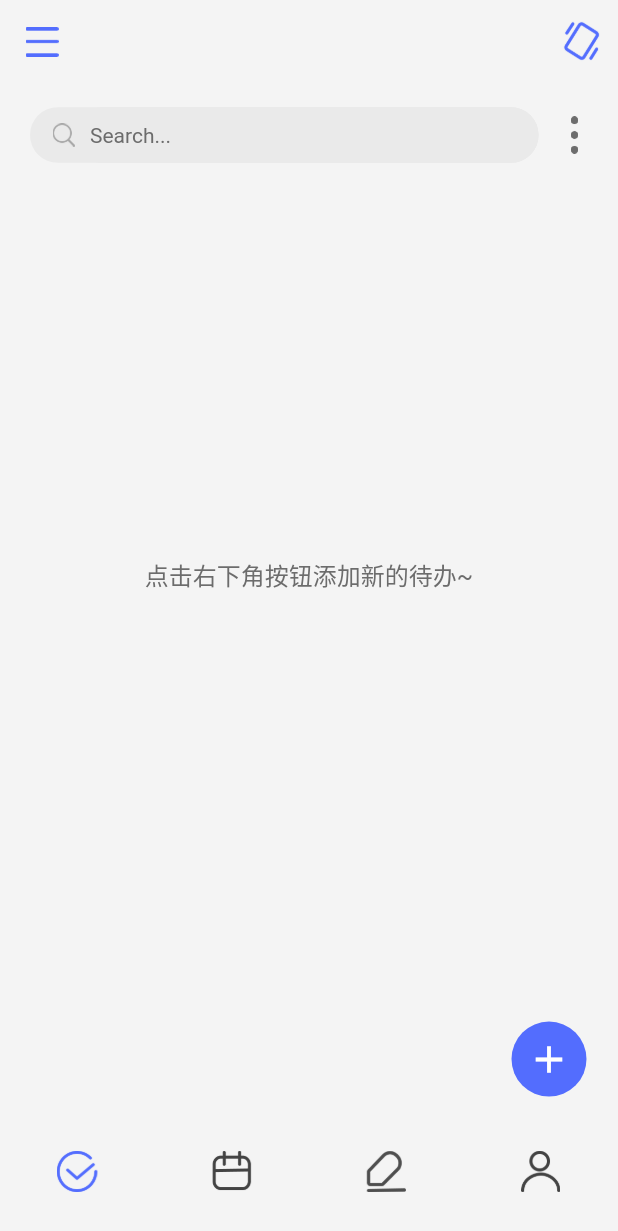
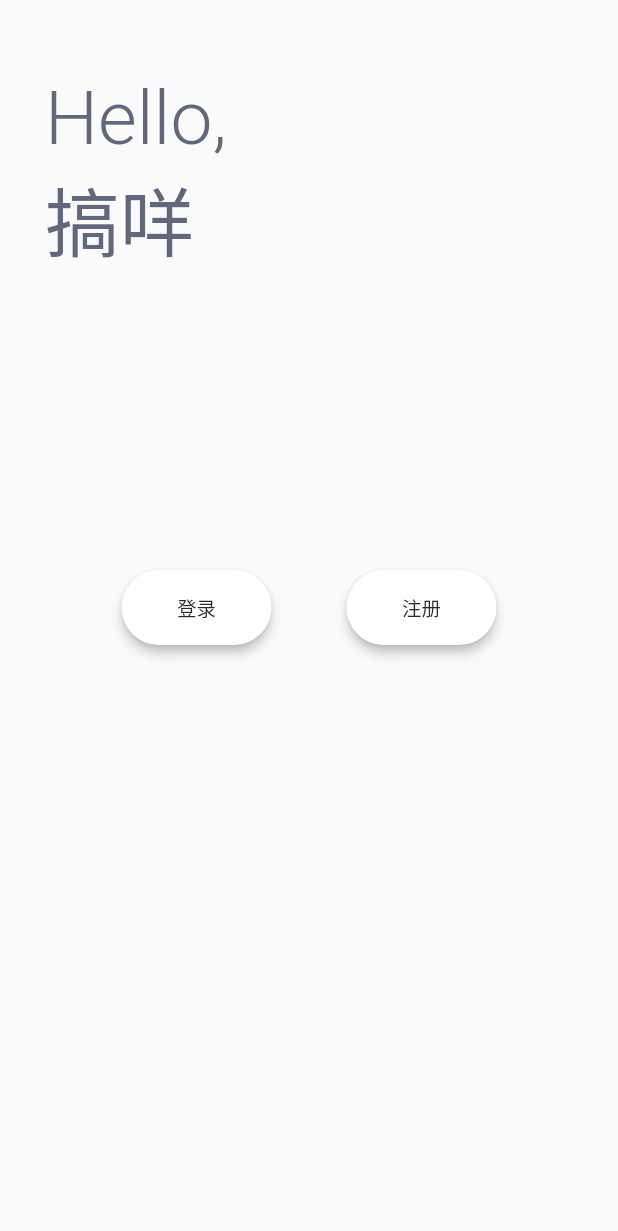
Before and after one commit to pushinl/Todo_Flutter, a Flutter app: the screen it shows after launch, on a phone screen of 412 x 824 dp. Shown: the top 1231 px of the screen. Run offline on Flutter 3.47's test engine with Material 2 defaults, Android fonts, the phone set to English and light mode, and no system bars; our stand-ins replace dio, sensors, sqflite, table_calendar, toast, vibration; missing offline and left inert: flutter_picker, r_calendar; accounts and stored records are empty.

Commit message:
[fix] 强制登陆，接口没有（）

```diff
--- a/lib/main.dart
+++ b/lib/main.dart
@@ -2,6 +2,8 @@ import 'package:flutter/cupertino.dart';
 import 'package:flutter/material.dart';
 import 'package:flutter_localizations/flutter_localizations.dart';
 import 'package:todo_flutter/bean/user_bean_entity.dart';
+import 'package:todo_flutter/pages/loginpage/LoginPage.dart';
+import 'package:todo_flutter/pages/loginpage/StartPage.dart';
 
 import 'pages/Routes.dart';
 import 'pages/Tabs.dart';
@@ -50,7 +52,7 @@ class MyApp extends StatelessWidget {
         const Locale('en', 'US'),
       ],
       locale: const Locale('zh'),
-      home: Tabs(),
+      home: Global.isLogin ? Tabs() : StartPage()
     );
   }
 }
--- a/lib/pages/Routes.dart
+++ b/lib/pages/Routes.dart
@@ -1,16 +1,19 @@
 
 
 import 'package:flutter/material.dart';
+import 'package:todo_flutter/pages/Tabs.dart';
 import 'package:todo_flutter/pages/calendarpage/CalendarPage.dart';
 import 'package:todo_flutter/pages/loginpage/LoginPage.dart';
 import 'package:todo_flutter/pages/notepage/NoteMainPage.dart';
 import 'package:todo_flutter/pages/notepage/WriteNotePage.dart';
 import 'package:todo_flutter/pages/randompage/RandomPage.dart';
+import 'package:todo_flutter/pages/todopage/TodoPage.dart';
 
 import 'FeedbackPage.dart';
 
 //配置路由，以后所有的跳转的页面都可以再这里完成
 final routes = {
+  '/tabs': (context) => Tabs(),
   '/note': (context) => NoteMainPage(),
   '/writeNote': (context, {arguments}) => WriteNotePage(arguments: arguments,),
   '/Calendar':(context) =>CalendarPage(),
--- /dev/null
+++ b/lib/pages/loginpage/StartPage.dart
@@ -0,0 +1,70 @@
+import 'package:flutter/material.dart';
+import 'package:todo_flutter/pages/Color.dart';
+
+class StartPage extends StatelessWidget {
+  @override
+  Widget build(BuildContext context) {
+    return Scaffold(
+      body: Column(
+        children: [
+          Container(
+            alignment: Alignment.centerLeft,
+            padding: const EdgeInsets.fromLTRB(30, 50, 0, 0),
+            child: Text("Hello,\n搞咩",
+                style: TextStyle(
+                    color: Color.fromRGBO(98, 103, 124, 1),
+                    fontSize: 50,
+                    fontWeight: FontWeight.w300)),
+          ),
+          Expanded(child: Text(""), flex: 1),
+          Row(
+            mainAxisAlignment: MainAxisAlignment.center,
+            children: [
+              Container(
+                height: 50,
+                width: 100,
+                child: ElevatedButton(
+                  onPressed: () =>
+                      Navigator.pushNamed(context,'/Login'),
+                  child: Text('登录',
+                      style: TextStyle(
+                          color: ColorUtils.color_text, fontSize: 13)),
+                  style: ElevatedButton.styleFrom(
+                    elevation: 3.0,
+                    shape: RoundedRectangleBorder(
+                        borderRadius: BorderRadius.circular(30.0)),
+                  ),
+                ),
+              ),
+              Container(
+                height: 50,
+                width: 100,
+                margin: const EdgeInsets.only(left: 50),
+                child: ElevatedButton(
+                  onPressed: () =>
+                      Navigator.pushNamed(context, '/Login'),
+                  child: Text('注册',
+                      style: TextStyle(
+                          color: ColorUtils.color_text, fontSize: 13)),
+                  style: ElevatedButton.styleFrom(
+                    elevation: 3.0,
+                    shape: RoundedRectangleBorder(
+                        borderRadius: BorderRadius.circular(30.0)),
+                  ),
+                ),
+              ),
+            ],
+          ),
+          // Padding(
+          //   padding: EdgeInsets.only(top: 30),
+          //   child: Text('text1',
+          //       textAlign: TextAlign.center,
+          //       style: TextStyle(
+          //           fontSize: 11, color: Color.fromRGBO(98, 103, 124, 1))),
+          // ),
+          Expanded(child: Text(""), flex: 2)
+        ],
+      ),
+    );
+  }
+}
--- a/pubspec.yaml
+++ b/pubspec.yaml
@@ -31,6 +31,7 @@ dependencies:
   sqflite: ^2.0.0
   sensors: ^2.0.3
   vibration: ^1.7.3
+  connectivity: ^3.0.6
 
 
 
@@ -43,7 +44,7 @@ dependencies:
   r_calendar: ^0.1.11
   table_calendar: ^3.0.2
   flutter_cupertino_date_picker: ^1.0.2
-  dio: ^4.0.0
+  dio: ^3.0.10
 
 
 dev_dependencies:
```
Also changed, not shown: lib/pages/loginpage/LoginPage.dart (+41 -23 lines), lib/pages/personpage/PersonPage.dart (+4 -4 lines), pubspec.lock.
